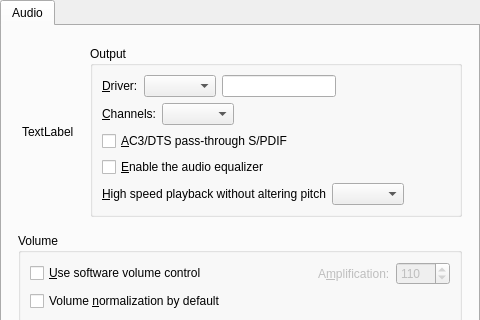
The window that src/gui/pref/audio.ui (wilbert2000/wzplayer) describes before a commit, drawn with Qt 5; both pictures show x 0 to 480 and y 0 to 320 of the 480 by 600 pixel window.
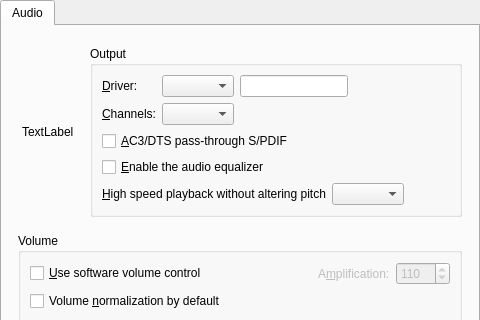
The same window after the commit. Custom widgets are drawn as their Qt base class.

Commit message: Align combo boxes in grid

```diff
--- a/src/gui/pref/audio.ui
+++ b/src/gui/pref/audio.ui
@@ -76,21 +76,24 @@
            </property>
            <layout class="QVBoxLayout" name="verticalLayout_3">
             <item>
-             <layout class="QHBoxLayout">
-              <item>
-               <widget class="QLabel" name="ao_label">
-                <property name="text">
-                 <string>&amp;Driver:</string>
+             <layout class="QGridLayout" name="gridLayout">
+              <item row="0" column="2">
+               <widget class="QLineEdit" name="ao_user_defined_edit"/>
+              </item>
+              <item row="0" column="3">
+               <spacer>
+                <property name="orientation">
+                 <enum>Qt::Horizontal</enum>
                 </property>
-                <property name="wordWrap">
-                 <bool>false</bool>
+                <property name="sizeHint" stdset="0">
+                 <size>
+                  <width>81</width>
+                  <height>20</height>
+                 </size>
                 </property>
-                <property name="buddy">
-                 <cstring>ao_combo</cstring>
-                </property>
-               </widget>
+               </spacer>
               </item>
-              <item>
+              <item row="0" column="1">
                <widget class="QComboBox" name="ao_combo">
                 <property name="sizePolicy">
                  <sizepolicy hsizetype="Preferred" vsizetype="Fixed">
@@ -103,42 +106,23 @@
                 </property>
                </widget>
               </item>
-              <item>
-               <widget class="QLineEdit" name="ao_user_defined_edit"/>
-              </item>
-              <item>
-               <spacer>
-                <property name="orientation">
-                 <enum>Qt::Horizontal</enum>
+              <item row="0" column="0">
+               <widget class="QLabel" name="ao_label">
+                <property name="text">
+                 <string>&amp;Driver:</string>
                 </property>
-                <property name="sizeHint" stdset="0">
-                 <size>
-                  <width>81</width>
-                  <height>20</height>
-                 </size>
+                <property name="wordWrap">
+                 <bool>false</bool>
                 </property>
-               </spacer>
+                <property name="buddy">
+                 <cstring>ao_combo</cstring>
+                </property>
+               </widget>
               </item>
-             </layout>
-            </item>
-            <item>
-             <layout class="QHBoxLayout">
-              <property name="spacing">
-               <number>6</number>
-              </property>
-              <property name="leftMargin">
-               <number>0</number>
-              </property>
-              <property name="topMargin">
-               <number>0</number>
-              </property>
-              <property name="rightMargin">
-               <number>0</number>
-              </property>
-              <property name="bottomMargin">
-               <number>0</number>
-              </property>
-              <item>
+              <item row="1" column="1">
+               <widget class="QComboBox" name="channels_combo"/>
+              </item>
+              <item row="1" column="0">
                <widget class="QLabel" name="channels_label">
                 <property name="text">
                  <string>&amp;Channels:</string>
@@ -148,22 +132,6 @@
                 </property>
                </widget>
               </item>
-              <item>
-               <widget class="QComboBox" name="channels_combo"/>
-              </item>
-              <item>
-               <spacer>
-                <property name="orientation">
-                 <enum>Qt::Horizontal</enum>
-                </property>
-                <property name="sizeHint" stdset="0">
-                 <size>
-                  <width>40</width>
-                  <height>20</height>
-                 </size>
-                </property>
-               </spacer>
-              </item>
              </layout>
             </item>
             <item>
@@ -185,16 +153,7 @@
               <property name="spacing">
                <number>6</number>
               </property>
-              <property name="leftMargin">
-               <number>0</number>
-              </property>
-              <property name="topMargin">
-               <number>0</number>
-              </property>
-              <property name="rightMargin">
-               <number>0</number>
-              </property>
-              <property name="bottomMargin">
+              <property name="margin">
                <number>0</number>
               </property>
               <item>
```
Left out of the diff: 33 changed lines with no effect on the pictures.
